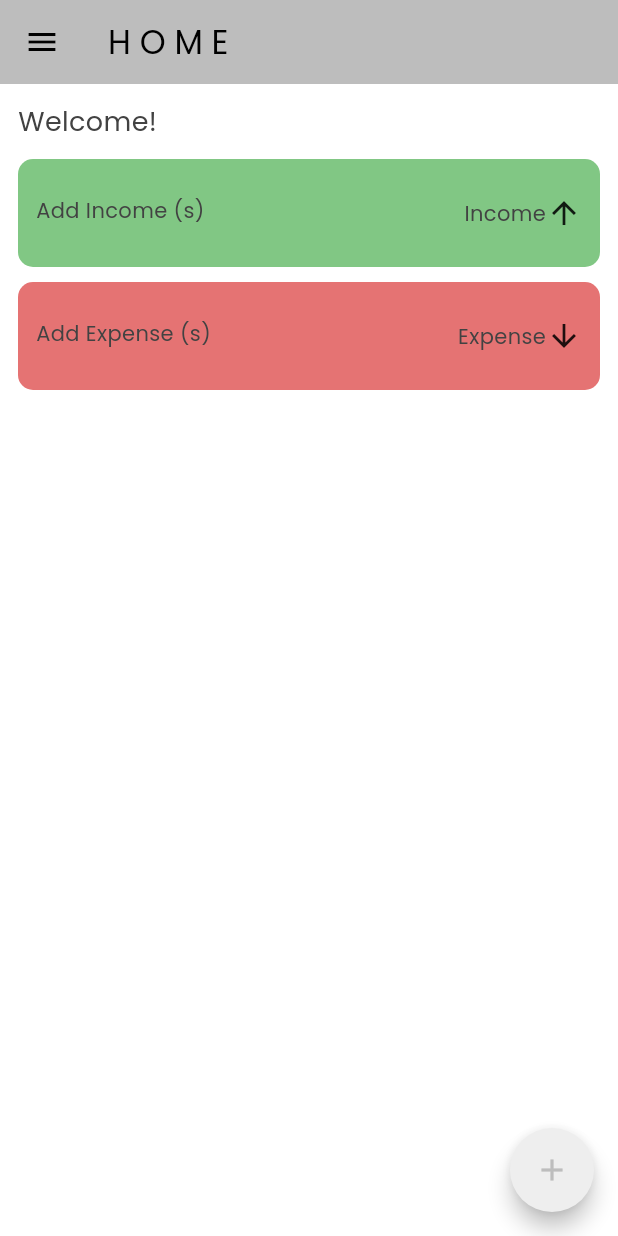
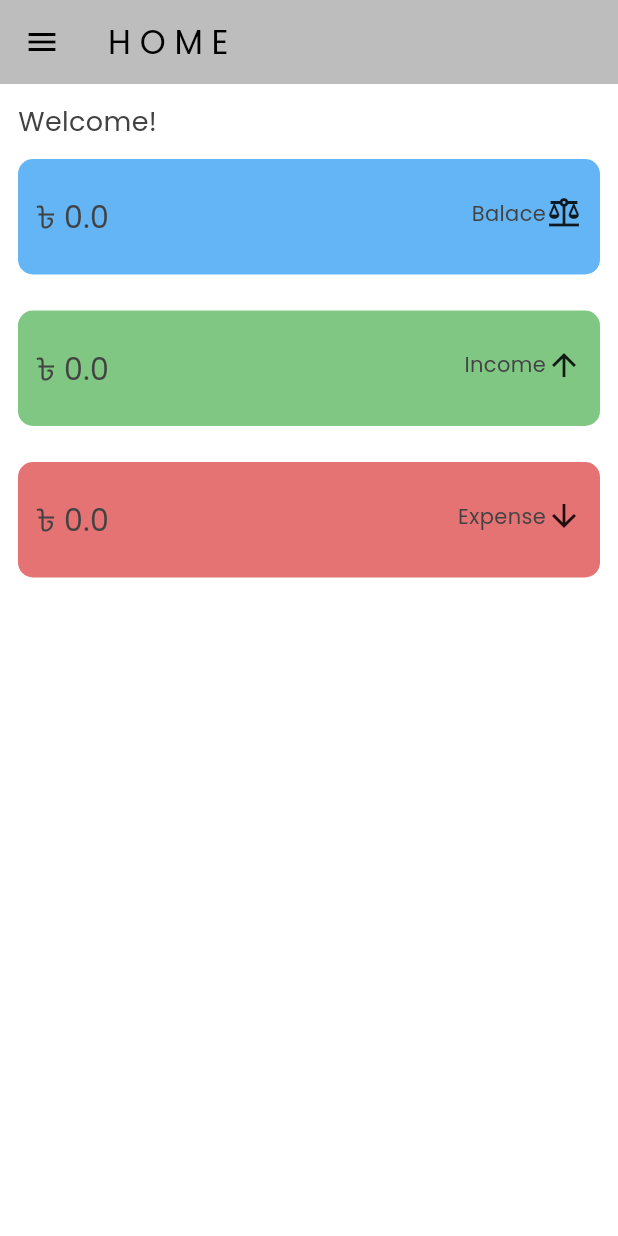
Before and after one commit to MahidulParash/NinjaMoneyFlutter, a Flutter app: the screen it shows once a user with an empty profile is signed in, on a phone screen of 412 x 824 dp. Run offline on Flutter 3.47's test engine with Material 3 defaults, Android fonts, the phone set to English and light mode, and no system bars; our stand-ins replace cloud_firestore, firebase_auth, firebase_core; accounts and stored records are empty.

```diff
--- a/lib/components/my_drawer.dart
+++ b/lib/components/my_drawer.dart
@@ -53,7 +53,6 @@ class MyDrawer extends StatelessWidget {
                 ),
                 onTap: () {
                   Navigator.pop(context);
-                  Navigator.pushNamed(context, '/home_page');
                 },
               ),
             ),
--- a/lib/pages/home_page.dart
+++ b/lib/pages/home_page.dart
@@ -1,7 +1,9 @@
-import 'package:flutter/material.dart';
-import 'package:ninja_money/components/my_drawer.dart';
+// ignore_for_file: public_member_api_docs, sort_constructors_first
 import 'package:cloud_firestore/cloud_firestore.dart';
 import 'package:firebase_auth/firebase_auth.dart';
+import 'package:flutter/material.dart';
+
+import 'package:ninja_money/components/my_drawer.dart';
 
 class HomePage extends StatefulWidget {
   const HomePage({super.key});
@@ -11,149 +13,12 @@ class HomePage extends StatefulWidget {
 }
 
 class _HomePageState extends State<HomePage> {
-  final TextEditingController _amountController = TextEditingController();
-  final TextEditingController _descriptionController = TextEditingController();
   User? user = FirebaseAuth.instance.currentUser;
   Future<DocumentSnapshot<Map<String, dynamic>>> getUserDetails() async {
     return await FirebaseFirestore.instance
         .collection("Users")
         .doc(user!.email)
         .get();
-  }
-
-  List<String> type = [
-    'Expense',
-    'Income',
-  ];
-  List<String> expenseCategories = [
-    'Food',
-    'Transport',
-    'Clothes',
-    'Necessities',
-    'Others'
-  ];
-  List<String> incomeCategories = [
-    'Salary',
-    'Gift',
-    'Profit',
-    'Others',
-  ];
-  String selectedType = 'Expense';
-  String selectedCategory = 'Food';
-
-  Map<String, dynamic> createTransactionData({
-    required String type,
-    required double? amount,
-    required String category,
-    required String description,
-  }) {
-    Timestamp timestamp = Timestamp.now();
-
-    return {
-      'type': type,
-      'amount': amount,
-      'category': category,
-      'description': description,
-      'timestamp': timestamp,
-    };
-  }
-
-  Future<void> addTransaction(Map<String, dynamic> transactionData) async {
-    await FirebaseFirestore.instance
-        .collection('Users')
-        .doc(user?.email)
-        .collection('transactions')
-        .add(transactionData);
-  }
-
-  Future<void> deleteTransaction(String transactionId) async {
-    await FirebaseFirestore.instance
-        .collection('Users')
-        .doc(user?.email)
-        .collection('transactions')
-        .doc(transactionId)
-        .delete();
-  }
-
-  Future<void> showTransactionDialog(BuildContext context) async {
-    double? amount;
-    String description = '';
-
-    return showDialog(
-      context: context,
-      builder: (context) {
-        return AlertDialog(
-          title: const Text('Add a New Transaction'),
-          content: SingleChildScrollView(
-            child: Column(
-              children: [
-                DropdownButtonFormField<String>(
-                  value: selectedType,
-                  onChanged: (String? newValue) {
-                    setState(() {
-                      selectedType = newValue!;
-                    });
-                  },
-                  items: type.map((String type) {
-                    return DropdownMenuItem<String>(
-                      value: type,
-                      child: Text(type),
-                    );
-                  }).toList(),
-                  decoration: const InputDecoration(labelText: 'Type'),
-                ),
-                TextField(
-                  controller: _amountController,
-                  keyboardType: TextInputType.number,
-                  decoration: const InputDecoration(hintText: 'Amount'),
-                  onChanged: (value) => amount = double.tryParse(value),
-                ),
-                DropdownButtonFormField<String>(
-                  value: selectedCategory,
-                  onChanged: (String? newValue) {
-                    setState(() {
-                      selectedCategory = newValue!;
-                    });
-                  },
-                  items: (selectedType == 'Income'
-                          ? incomeCategories
-                          : expenseCategories)
-                      .map((String category) {
-                    return DropdownMenuItem<String>(
-                      value: category,
-                      child: Text(category),
-                    );
-                  }).toList(),
-                  decoration: const InputDecoration(labelText: 'Category'),
-                ),
-                TextField(
-                  controller: _descriptionController,
-                  decoration: const InputDecoration(hintText: 'Description'),
-                  onChanged: (value) => description = value,
-                ),
-              ],
-            ),
-          ),
-          actions: [
-            ElevatedButton(
-              onPressed: () {
-                if (type.isNotEmpty && amount != null) {
-                  addTransaction(createTransactionData(
-                      type: selectedType,
-                      amount: amount,
-                      category: selectedCategory,
-                      description: description));
-                  _amountController.clear();
-                  _descriptionController.clear();
-                  Navigator.pop(context);
-                }
-              },
-              child: const Text('Add'),
-            ),
-          ],
-        );
-      },
-    );
   }
 
   @override
@@ -165,18 +30,6 @@ class _HomePageState extends State<HomePage> {
         elevation: 0,
       ),
       drawer: const MyDrawer(),
-      floatingActionButton: FloatingActionButton(
-        onPressed: () {
-          showTransactionDialog(context);
-        },
-        shape: const CircleBorder(),
-        backgroundColor: Theme.of(context).colorScheme.primary,
-        child: Icon(
-          Icons.add,
-          color: Theme.of(context).colorScheme.secondary,
-        ),
-      ),
-      floatingActionButtonLocation: FloatingActionButtonLocation.endFloat,
 
       //BODY
       body: Padding(
@@ -191,18 +44,9 @@ class _HomePageState extends State<HomePage> {
             SizedBox(
               height: 12,
             ),
-            HomeContainer(
-              bgColor: Colors.green.shade300,
-              typeIcon: Icon(Icons.arrow_upward),
-              type: 'Income',
-            ),
+            TransactionTotal(),
             SizedBox(
               height: 10,
-            ),
-            HomeContainer(
-              bgColor: Colors.red.shade300,
-              typeIcon: Icon(Icons.arrow_downward),
-              type: 'Expense',
             ),
           ],
         ),
@@ -211,6 +55,198 @@ class _HomePageState extends State<HomePage> {
   }
 }
 
+class Transaction {
+  String type;
+  double amount;
+  String category;
+  String description;
+  Timestamp timestamp;
+
+  Transaction({
+    required this.type,
+    required this.amount,
+    required this.category,
+    required this.description,
+    required this.timestamp,
+  });
+}
+
+class TransactionTotalValues {
+  final double income;
+  final double expense;
+  final double balance;
+
+  TransactionTotalValues({
+    required this.income,
+    required this.expense,
+    required this.balance,
+  });
+}
+
+class TransactionTotal extends StatelessWidget {
+  final User? user = FirebaseAuth.instance.currentUser;
+
+  @override
+  Widget build(BuildContext context) {
+    return StreamBuilder(
+      stream: FirebaseFirestore.instance
+          .collection('Users')
+          .doc(user!.email)
+          .collection('transactions')
+          .orderBy('timestamp', descending: true)
+          .snapshots(),
+      builder: (context, snapshot) {
+        if (snapshot.connectionState == ConnectionState.waiting) {
+          return const CircularProgressIndicator();
+        }
+        if (snapshot.hasError) {
+          return Text('Error: ${snapshot.error}');
+        }
+
+        List<Transaction> transactions = snapshot.data!.docs.map((doc) {
+          return Transaction(
+              type: doc['type'],
+              amount: doc['amount'],
+              category: doc['category'],
+              description: doc['description'],
+              timestamp: doc['timestamp']);
+        }).toList();
+
+        double income = transactions
+            .where((transaction) => transaction.type == 'Income')
+            .fold(0, (sum, transaction) => sum + transaction.amount);
+
+        double expense = transactions
+            .where((transaction) => transaction.type == 'Expense')
+            .fold(0, (sum, transaction) => sum + transaction.amount);
+
+        double balance = income - expense;
+
+        return SingleChildScrollView(
+          child: Column(
+            crossAxisAlignment: CrossAxisAlignment.start,
+            children: [
+              Container(
+                padding: EdgeInsets.symmetric(
+                  vertical: 24,
+                  horizontal: 12,
+                ),
+                decoration: BoxDecoration(
+                  color: Colors.blue.shade300,
+                  borderRadius: BorderRadius.circular(10),
+                ),
+                child: Row(
+                  mainAxisAlignment: MainAxisAlignment.spaceBetween,
+                  crossAxisAlignment: CrossAxisAlignment.start,
+                  children: [
+                    Expanded(
+                      child: Container(
+                        child: Text(
+                          '৳ ${balance.toString()}',
+                          style: TextStyle(
+                            fontWeight: FontWeight.w500,
+                            fontSize: 20,
+                          ),
+                        ),
+                      ),
+                    ),
+                    Row(
+                      children: [
+                        Text(
+                          'Balace',
+                        ),
+                        Icon(Icons.balance),
+                      ],
+                    ),
+                  ],
+                ),
+              ),
+              SizedBox(
+                height: 24,
+              ),
+              Container(
+                padding: EdgeInsets.symmetric(
+                  vertical: 24,
+                  horizontal: 12,
+                ),
+                decoration: BoxDecoration(
+                  color: Colors.green.shade300,
+                  borderRadius: BorderRadius.circular(10),
+                ),
+                child: Row(
+                  mainAxisAlignment: MainAxisAlignment.spaceBetween,
+                  crossAxisAlignment: CrossAxisAlignment.start,
+                  children: [
+                    Expanded(
+                      child: Container(
+                        child: Text(
+                          '৳ ${income.toString()}',
+                          style: TextStyle(
+                            fontWeight: FontWeight.w500,
+                            fontSize: 20,
+                          ),
+                        ),
+                      ),
+                    ),
+                    Row(
+                      children: [
+                        Text(
+                          'Income',
+                        ),
+                        Icon(Icons.arrow_upward),
+                      ],
+                    ),
+                  ],
+                ),
+              ),
+              SizedBox(
+                height: 24,
+              ),
+              Container(
+                padding: EdgeInsets.symmetric(
+                  vertical: 24,
+                  horizontal: 12,
+                ),
+                decoration: BoxDecoration(
+                  color: Colors.red.shade300,
+                  borderRadius: BorderRadius.circular(10),
+                ),
+                child: Row(
+                  mainAxisAlignment: MainAxisAlignment.spaceBetween,
+                  crossAxisAlignment: CrossAxisAlignment.start,
+                  children: [
+                    Expanded(
+                      child: Container(
+                        child: Text(
+                          '৳ ${expense.toString()}',
+                          style: TextStyle(
+                            fontWeight: FontWeight.w500,
+                            fontSize: 20,
+                          ),
+                        ),
+                      ),
+                    ),
+                    Row(
+                      children: [
+                        Text(
+                          'Expense',
+                        ),
+                        Icon(Icons.arrow_downward),
+                      ],
+                    ),
+                  ],
+                ),
+              ),
+            ],
+          ),
+        );
+      },
+    );
+  }
+}
+
+/*
+// CONTAINER WIDGET
 class HomeContainer extends StatelessWidget {
   final Color bgColor;
   final Icon typeIcon;
@@ -239,9 +275,8 @@ class HomeContainer extends StatelessWidget {
         children: [
           Expanded(
             child: Container(
-              child: TransactionTotal(
-                typeName: type,
-              ),
+              child: TransactionTotal(),
+
             ),
           ),
           Row(
@@ -258,74 +293,4 @@ class HomeContainer extends StatelessWidget {
   }
 }
 
-class Transaction {
-  String type;
-  double amount;
-  String category;
-  String description;
-  Timestamp timestamp;
-
-  Transaction({
-    required this.type,
-    required this.amount,
-    required this.category,
-    required this.description,
-    required this.timestamp,
-  });
-}
-
-class TransactionTotal extends StatelessWidget {
-  final String typeName;
-  User? user = FirebaseAuth.instance.currentUser;
-
-  TransactionTotal({
-    super.key,
-    required this.typeName,
-  });
-
-  @override
-  Widget build(BuildContext context) {
-    return StreamBuilder(
-      stream: FirebaseFirestore.instance
-          .collection('Users')
-          .doc(user!.email)
-          .collection('transactions')
-          .where('type', isEqualTo: typeName)
-          .orderBy('timestamp', descending: true)
-          .snapshots(),
-      builder: (context, snapshot) {
-        if (snapshot.connectionState == ConnectionState.waiting) {
-          return const CircularProgressIndicator();
-        }
-        if (snapshot.hasError) {
-          return Text('Error: ${snapshot.error}');
-        }
-        if (!snapshot.hasData || snapshot.data!.docs.isEmpty) {
-          return Text('Add $typeName (s)');
-        } else {
-          List<Transaction> transactions = snapshot.data!.docs.map((doc) {
-            return Transaction(
-                type: doc['type'],
-                amount: doc['amount'],
-                category: doc['category'],
-                description: doc['description'],
-                timestamp: doc['timestamp']);
-          }).toList();
-
-          double totalAmount = transactions.fold(
-            0,
-            (previousValue, element) => previousValue + element.amount,
-          );
-
-          return Text(
-            '৳ ${totalAmount.toString()}',
-            style: TextStyle(
-              fontWeight: FontWeight.w500,
-              fontSize: 32,
-            ),
-          );
-        }
-      },
-    );
-  }
-}
+ */
--- a/lib/pages/profile_page.dart
+++ b/lib/pages/profile_page.dart
@@ -22,7 +22,6 @@ class ProfilePage extends StatelessWidget {
         title: Text("P R O F I L E"),
         backgroundColor: Theme.of(context).colorScheme.secondary,
       ),
-      drawer: const MyDrawer(),
       backgroundColor: Theme.of(context).colorScheme.background,
       body: FutureBuilder<DocumentSnapshot<Map<String, dynamic>>>(
           future: getUserDetails(),
```
Also changed, not shown: lib/components/transaction_model.dart (+9 -2 lines).
